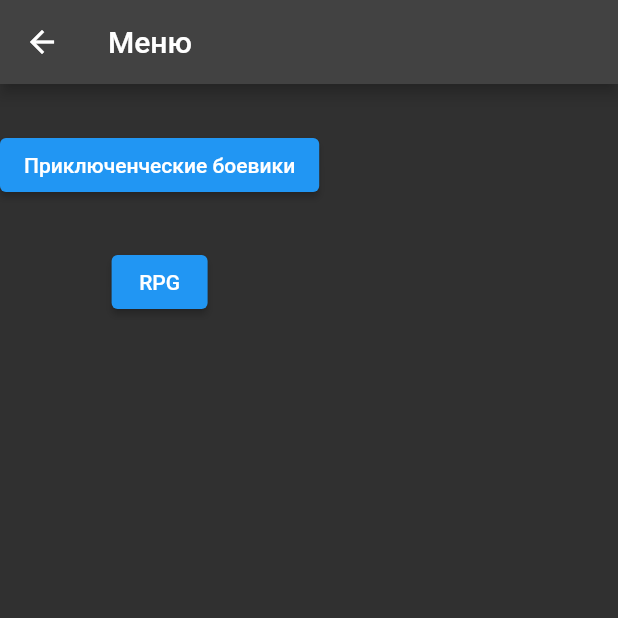
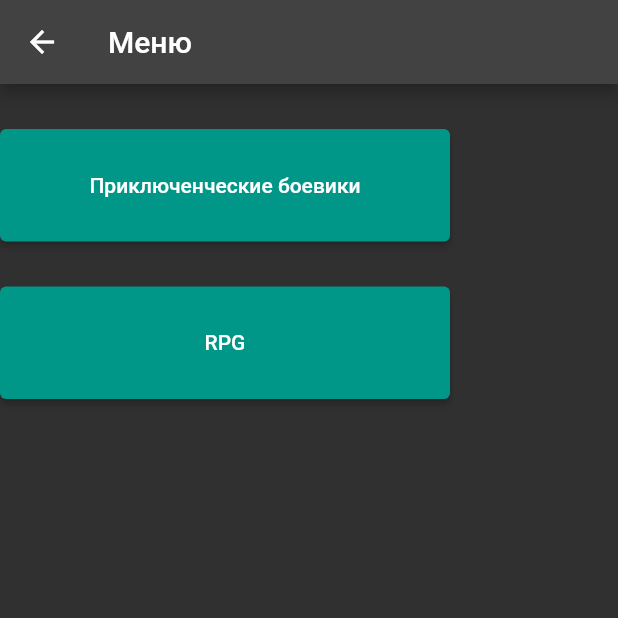
Before and after one commit to TeaArx/GameMG, a Flutter app: the screen it shows after launch, after a tap on the "menu open" icon, on a phone screen of 412 x 824 dp, the top half of it. Run offline on Flutter 3.47's test engine with Material 2 defaults, Android fonts, the phone set to English and light mode, and no system bars.

Commit message:
Почти красиво

```diff
--- a/lib/main.dart
+++ b/lib/main.dart
@@ -14,6 +14,7 @@ void main() => runApp(MaterialApp(
 class Gam {
   String name;
   String ime;
+
   Gam(this.name, this.ime);
 }
 
@@ -21,6 +22,7 @@ class MyApp extends StatelessWidget {
   const MyApp({Key? key}) : super(key: key);
 
   @override
+  //Дескриптор расположения виджета в дереве виджетов.
   Widget build(BuildContext context) {
     return MaterialApp(
       title: 'Игры',
@@ -48,20 +50,35 @@ void _menuOpen(BuildContext context) {
       body: Column(
         children: [
           const SizedBox(height: 30),
-          ElevatedButton(
+          SizedBox(
+              width: 300,
+              height: 75,
+              child: ElevatedButton(
+                  style: ElevatedButton.styleFrom(
+                    primary: Colors.teal,
+                    onPrimary: Colors.white,
+                    onSurface: Colors.grey,
+                  ),
                   onPressed: () {
-                Navigator.push(
-                  context,
+                    Navigator.of(context).push(
                       MaterialPageRoute(
-                    builder: (context) {
+                        builder: (BuildContext context) {
                           return Acti();
                         },
                       ),
                     );
                   },
-              child: Text('Приключенческие боевики')),
+                  child: Text('Приключенческие боевики'))),
           const SizedBox(height: 30),
-          ElevatedButton(
+          SizedBox(
+              width: 300,
+              height: 75,
+              child: ElevatedButton(
+                  style: ElevatedButton.styleFrom(
+                    primary: Colors.teal,
+                    onPrimary: Colors.white,
+                    onSurface: Colors.grey,
+                  ),
                   onPressed: () {
                     Navigator.push(
                       context,
@@ -72,7 +89,7 @@ void _menuOpen(BuildContext context) {
                       ),
                     );
                   },
-              child: Text('RPG')),
+                  child: Text('RPG'))),
         ],
       ),
     );
@@ -83,7 +100,7 @@ class _MyHomePageState extends State<MyHomePage> {
   @override
   Widget build(BuildContext context) {
     final List<Gam> myProducts = [];
-    myProducts.add(Gam('GTA 5', 'gta.jpg'));
+    myProducts.add(Gam('Grand Theft Auto V', 'gta.jpg'));
     myProducts.add(Gam('little nightmares ii', 'littlenightmares21.jpg'));
     myProducts.add(Gam('Hello Neighbor', 'HelloNeighbor.jpg'));
     myProducts.add(Gam('ELDEN RING', 'ELDENRING.jpg'));
@@ -108,6 +125,7 @@ class _MyHomePageState extends State<MyHomePage> {
               crossAxisCount: 2, childAspectRatio: 7 / 5, mainAxisSpacing: 20),
           itemCount: myProducts.length,
           itemBuilder: (BuildContext context, int index) {
+            //Карта дизайна материала: панель со слегка закругленными углами и тенью возвышения.
             return Card(
               color: Colors.amberAccent,
               shape: RoundedRectangleBorder(
@@ -124,7 +142,8 @@ class _MyHomePageState extends State<MyHomePage> {
                     Text(
                       myProducts[index].name,
                       style: const TextStyle(
-                        fontSize: 26.0,
+                        fontSize: 28.0,
+                        color: Colors.black,
                         fontWeight: FontWeight.normal,
                       ),
                     )
```
Also changed, not shown: lib/RPG.dart (+11 -10 lines), lib/action_adventure.dart (+12 -10 lines). Lines whose indentation alone changed are shown as unchanged.
